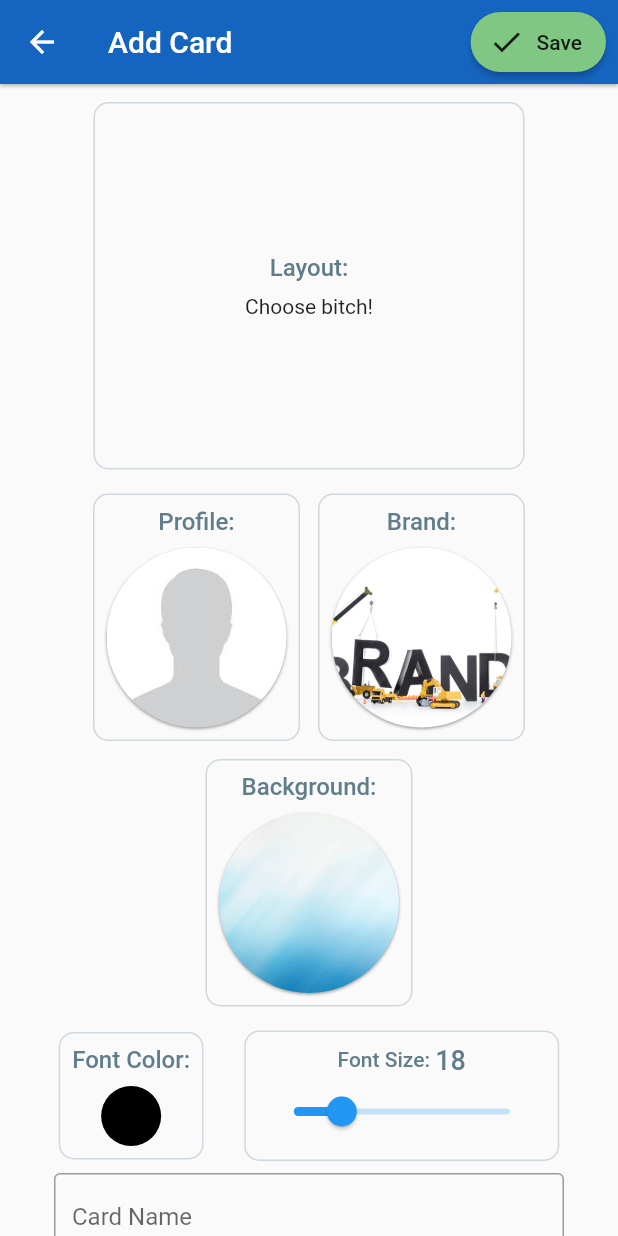
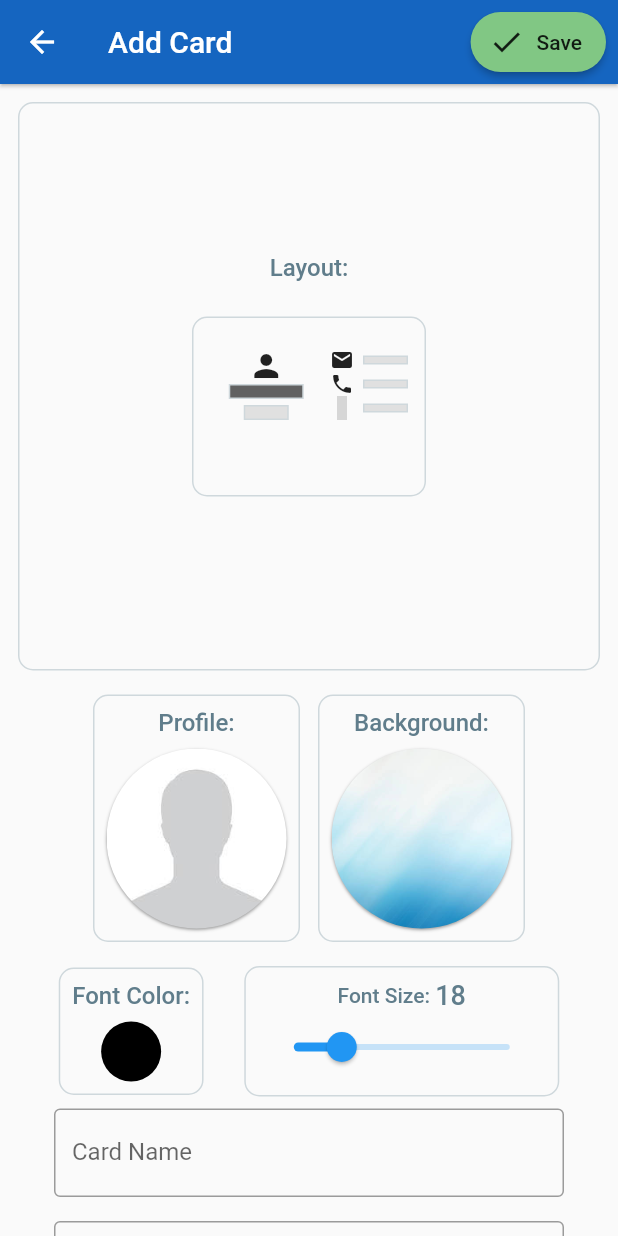
Before and after one commit to rodrigobastosv/heremycard, a Flutter app: the AddCardScreen screen opened directly, on a phone screen of 412 x 824 dp. Run offline on Flutter 3.47's test engine with Material 2 defaults, Android fonts, the light colour scheme and no system bars; our stand-ins replace dotted_border, flutter_colorpicker, fluttertoast, image_picker, material_design_icons_flutter, sqflite; missing offline and left inert: esys_flutter_share; accounts and stored records are empty; grey boxes are pictures that could not be loaded.

Commit message:
A lot of improves

```diff
--- a/lib/dao/card_dao.dart
+++ b/lib/dao/card_dao.dart
@@ -33,6 +33,7 @@ class CardDAO {
         SET
           $LABEL = ?,
           $NAME = ?,
+          $LAYOUT = ?,
           $PROFESSION = ?,
           $PROFILE_IMAGE_PATH = ?,
           $BRAND_IMAGE_PATH = ?,
@@ -47,6 +48,7 @@ class CardDAO {
         [
           cardModel.label,
           cardModel.name,
+          cardModel.layout,
           cardModel.profession,
           cardModel.profileImagePath,
           cardModel.brandImagePath,
--- a/lib/db/db.dart
+++ b/lib/db/db.dart
@@ -35,11 +35,13 @@ class DB {
           $ID INTEGER PRIMARY KEY,
           $FONT_COLOR INTEGER,
           $FONT_SIZE INTEGER,
+          $LAYOUT INTEGER,
           $LABEL TEXT,
           $NAME TEXT,
           $PROFESSION TEXT,
           $PROFILE_IMAGE_PATH TEXT,
           $BACKGROUND_IMAGE_PATH TEXT,
+          $BRAND_IMAGE_PATH TEXT,
           $PHONE TEXT,
           $EMAIL TEXT,
           $WHATSAPP TEXT
--- a/lib/db/db_utils.dart
+++ b/lib/db/db_utils.dart
@@ -1,6 +1,7 @@
 const CARD_TABLE = 'card';
 const ID = 'id';
 const LABEL = 'label';
+const LAYOUT = 'layout';
 const NAME = 'name';
 const PROFESSION = 'profession';
 const PROFILE_IMAGE_PATH = 'profile_image_path';
--- a/lib/enum/layout.dart
+++ b/lib/enum/layout.dart
@@ -4,3 +4,7 @@ enum Layout {
   profileEmphasys,
   brandEmphasys
 }
+
+Layout getLayoutByIndex(int index) {
+  return Layout.values[index];
+}
--- a/lib/model/card_model.dart
+++ b/lib/model/card_model.dart
@@ -4,6 +4,7 @@ class CardModel {
   int id;
   int fontColor;
   int fontSize;
+  int layout;
   String label;
   String name;
   String profession;
@@ -20,6 +21,7 @@ class CardModel {
     return CardModel()
       ..id = json[ID]
       ..label = json[NAME]
+      ..layout = json[LAYOUT]
       ..name = json[NAME]
       ..profession = json[PROFESSION]
       ..profileImagePath = json[PROFILE_IMAGE_PATH]
@@ -36,6 +38,7 @@ class CardModel {
     return <String, dynamic>{
       ID: instance.id,
       LABEL: instance.label,
+      LAYOUT: instance.layout,
       NAME: instance.name,
       PROFESSION: instance.profession,
       PROFILE_IMAGE_PATH: instance.profileImagePath,
@@ -51,6 +54,6 @@ class CardModel {
 
   @override
   String toString() {
-    return 'CardModel{id: $id, label: $label, name: $name, profession: $profession, profileImagePath: $profileImagePath, backgroundImagePath: $backgroundImagePath, fontColor: $fontColor, phone: $phone, email: $email, whatsapp: $whatsapp}';
+    return 'CardModel{id: $id, fontColor: $fontColor, fontSize: $fontSize, layout: $layout, label: $label, name: $name, profession: $profession, profileImagePath: $profileImagePath, brandImagePath: $brandImagePath, backgroundImagePath: $backgroundImagePath, phone: $phone, email: $email, whatsapp: $whatsapp}';
   }
 }
--- a/lib/screen/add_screen/add_card_screen.dart
+++ b/lib/screen/add_screen/add_card_screen.dart
@@ -45,6 +45,7 @@ class _AddCardScreenState extends State<AddCardScreen> {
 
   int pickedFontColor = 0xFF000000;
   int pickedFontSize = 18;
+  int pickedLayoutIndex = 0;
 
   bool get isEdit => cardModel.id != null;
 
@@ -57,9 +58,11 @@ class _AddCardScreenState extends State<AddCardScreen> {
       widget.setProfileImagePath(cardModel.profileImagePath);
       pickedFontColor = cardModel.fontColor;
       pickedFontSize = cardModel.fontSize;
+      pickedLayoutIndex = cardModel.layout;
     }
     widget.setFontColor(pickedFontColor);
     widget.setFontSize(pickedFontSize);
+    widget.setLayout(pickedLayoutIndex);
   }
 
   @override
@@ -91,7 +94,14 @@ class _AddCardScreenState extends State<AddCardScreen> {
               key: form,
               child: Padding(
                   padding: const EdgeInsets.all(12.0),
-                child: Column(
+                  child: Consumer<LayoutPicked>(
+                    builder: (context, pickedLayout, child) {
+                      print(pickedLayoutIndex);
+                      print(pickedLayout.getLayout());
+                      Layout layout = pickedLayout.getLayout() != null
+                          ? pickedLayout.getLayout()
+                          : getLayoutByIndex(pickedLayoutIndex);
+                      return Column(
                         children: <Widget>[
                           Container(
                             padding: const EdgeInsets.all(100.0),
@@ -112,18 +122,15 @@ class _AddCardScreenState extends State<AddCardScreen> {
                                     ),
                                   ),
                                 ),
-                          LayoutPicker(),
+                                LayoutPicker(
+                                  layout: layout,
+                                ),
                               ],
                             ),
                           ),
                           SizedBox(
                             height: 16.0,
                           ),
-                    Consumer<LayoutPicked>(
-                      builder: (context, pickedLayout, child) {
-                        Layout layout = pickedLayout.getLayout();
-                        return Column(
-                          children: <Widget>[
                           _buildImagesPicker(layout),
                           SizedBox(
                             height: 16.0,
@@ -183,6 +190,7 @@ class _AddCardScreenState extends State<AddCardScreen> {
                                   label: 'E-mail',
                                   setter: widget.emailSetter,
                                   validator: widget.emailValidator,
+                                  inputType: TextInputType.emailAddress,
                                   focusNode: emailFN,
                                   nextFocusNode: whatsappFN,
                                 )
@@ -201,10 +209,7 @@ class _AddCardScreenState extends State<AddCardScreen> {
                         ],
                       );
                     },
-                    ),
-                  ],
-                ),
-              ),
+                  )),
             ),
           ),
         ),
@@ -420,12 +425,13 @@ class _AddCardScreenState extends State<AddCardScreen> {
 
   void _saveCard(BuildContext context) async {
     final provider = Provider.of<LayoutPicked>(context);
-    print(provider.getLayout());
+
     FormState formState = form.currentState;
     if (formState.validate()) {
       formState.save();
       widget.setFontColor(pickedFontColor);
       widget.setFontSize(pickedFontSize);
+      widget.setLayout(provider.getLayout().index);
       if (isEdit) {
         await _service.update(FormSettersMixin.cardModel);
       } else {
--- a/lib/screen/add_screen/form_setters_mixin.dart
+++ b/lib/screen/add_screen/form_setters_mixin.dart
@@ -26,6 +26,7 @@ mixin FormSettersMixin {
   void setId(int id) => cardModel.id = id;
   void setFontColor(int fontColor) => cardModel.fontColor = fontColor;
   void setFontSize(int fontSize) => cardModel.fontSize = fontSize;
+  void setLayout(int layout) => cardModel.layout = layout;
   void setProfileImagePath(String profileImage) => cardModel.profileImagePath = profileImage;
   void setBrandImagePath(String brandImage) => cardModel.brandImagePath = brandImage;
   void setBackgroundImagePath(String backgroundImage) => cardModel.backgroundImagePath = backgroundImage;
--- a/lib/screen/add_screen/layout_picker.dart
+++ b/lib/screen/add_screen/layout_picker.dart
@@ -10,6 +10,10 @@ import 'package:provider/provider.dart';
 import 'layout_picked.dart';
 
 class LayoutPicker extends StatefulWidget {
+  LayoutPicker({this.layout});
+
+  final Layout layout;
+
   @override
   _LayoutPickerState createState() => _LayoutPickerState();
 }
@@ -45,7 +49,14 @@ class _LayoutPickerState extends State<LayoutPicker> {
       },
       child: Consumer<LayoutPicked>(
         builder: (context, layoutPicked, child) {
-          switch(layoutPicked.getLayout()) {
+          return getLayoutContainer(widget.layout != null ? widget.layout : layoutPicked.getLayout());
+        },
+      ),
+    );
+  }
+
+  Widget getLayoutContainer(Layout layout) {
+    switch(layout) {
       case Layout.basicWithProfile:
         return Container(
           width: 300.0,
@@ -71,11 +82,12 @@ class _LayoutPickerState extends State<LayoutPicker> {
           child: BrandEmphasysLayout(),
         );
       default:
-              return Text('Choose bitch!');
+        return Container(
+          width: 300.0,
+          height: 150.0,
+          child: BasicWithProfileLayout(),
+        );
     }
-        },
-      ),
-    );
   }
 
   void _pickLayoutAndNavigateBack(BuildContext context, Layout layout) {
```
Also changed, not shown: lib/screen/profile_card/basic_with_profile.dart (added, +120 -0 lines), lib/screen/profile_card/basic_with_profile_and_brand.dart (added, +15 -0 lines), lib/screen/profile_card/brand_emphasys.dart (added, +15 -0 lines), lib/screen/profile_card/profile_card_screen.dart (+20 -118 lines), lib/screen/profile_card/profile_emphasys.dart (added, +15 -0 lines). Lines whose indentation alone changed are shown as unchanged.
